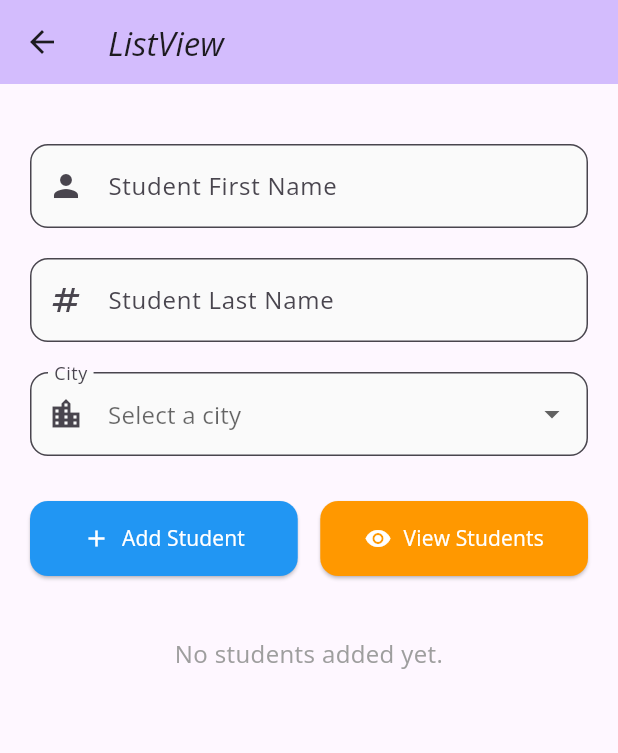
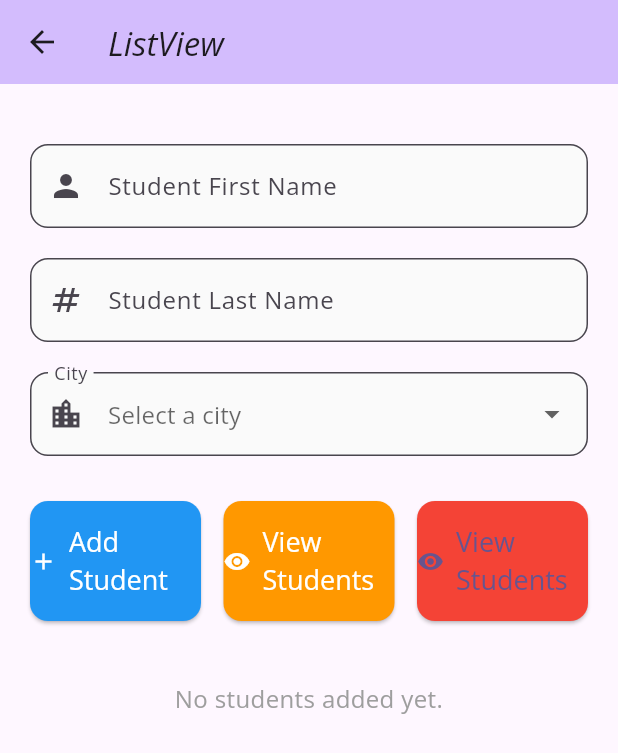
Before and after one commit to Garima-Shrestha/flutter_for_college, a Flutter app: the screen it shows after launch, after a tap on "ListView", on a phone screen of 412 x 824 dp. Shown: the top 753 px of the screen. Run offline on Flutter 3.47's test engine with Material 3 defaults, Android fonts, the phone set to English and light mode, and no system bars.

Commit message:
Theme continuation and completed

```diff
--- a/lib/screens/listview_screen.dart
+++ b/lib/screens/listview_screen.dart
@@ -186,6 +186,21 @@ class _ListViewScreenState extends State<ListViewScreen> {
                       ),
                     ),
                   ),
+
+                  const SizedBox(width: 15),
+                  Expanded(
+                    child: ElevatedButton.icon(
+                      onPressed: () {},
+                      icon: const Icon(Icons.visibility),
+                      label: const Text('View Students'),
+                      style: ElevatedButton.styleFrom(
+                        padding: const EdgeInsets.symmetric(vertical: 15),
+                        shape: RoundedRectangleBorder(
+                          borderRadius: BorderRadius.circular(12),
+                        ),
+                      ),
+                    ),
+                  ),
                 ],
               ),
               const SizedBox(height: 40),
--- a/lib/theme/theme_data.dart
+++ b/lib/theme/theme_data.dart
@@ -5,5 +5,19 @@ ThemeData getApplicationTheme(){
     colorScheme: ColorScheme.fromSeed(seedColor: Colors.deepPurple),
     fontFamily: 'OpenSans Regular',
     useMaterial3: true,
+    elevatedButtonTheme: ElevatedButtonThemeData(
+      style: ElevatedButton.styleFrom(
+        textStyle: const TextStyle(
+          fontSize: 18,
+          color: Colors.white,
+          fontWeight: FontWeight.w500,
+          fontFamily: 'OpenSans Regular',
+        ),
+        backgroundColor: Colors.red,
+        shape: RoundedRectangleBorder(
+          borderRadius: BorderRadius.circular(5),
+        )
+      )
+    )
   );
 }
```
